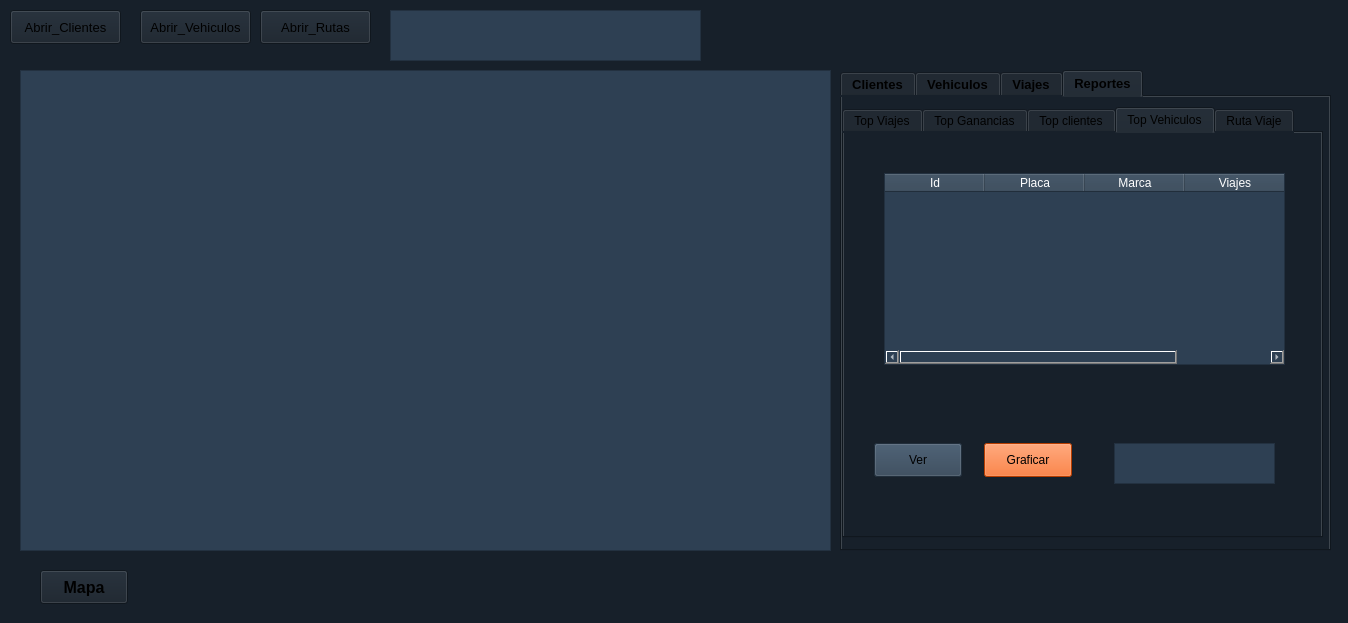
Before: the Qt Designer form Rapidito/interfaz/Interfaz.ui in Marco131-xel/Edd_Proyecto2, drawn with Qt 5.
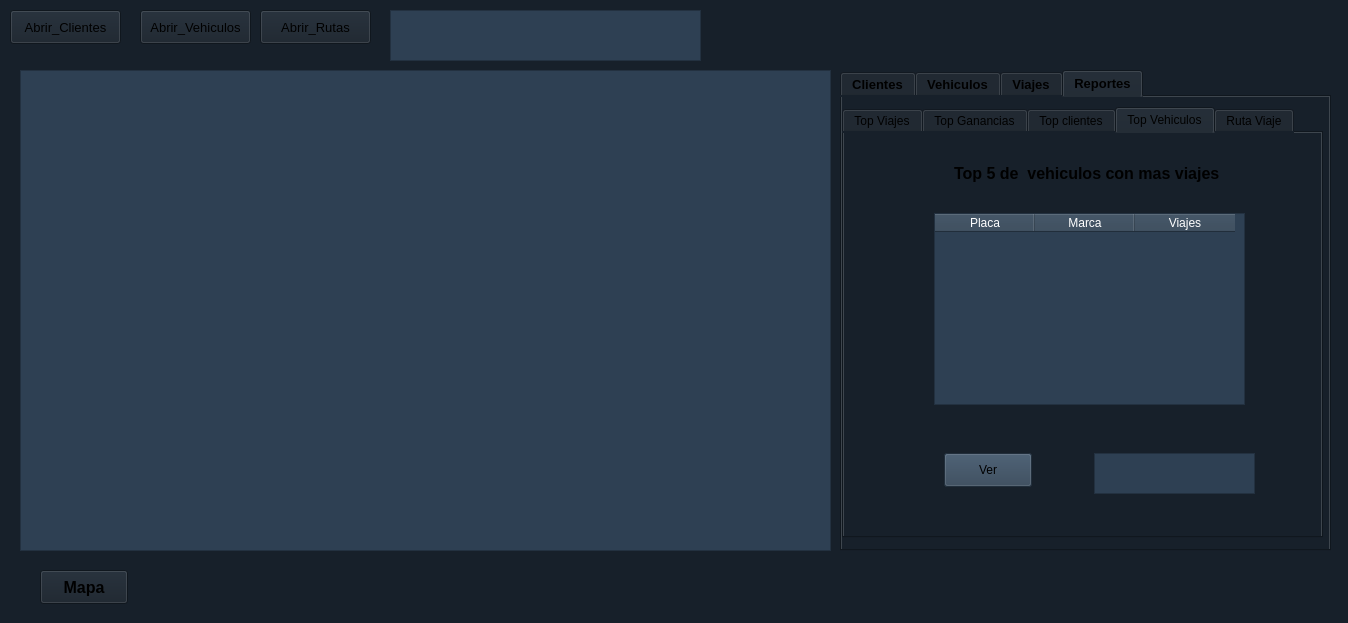
After: the same form once the commit is applied. The open tabs and pages were chosen to show the change.

Commit message: tabla clientes y vehiculos

The edit to the form file:
```diff
--- a/Rapidito/interfaz/Interfaz.ui
+++ b/Rapidito/interfaz/Interfaz.ui
@@ -1961,9 +1961,9 @@
        <widget class="QTableWidget" name="Table_vehiculos">
         <property name="geometry">
          <rect>
-          <x>40</x>
-          <y>40</y>
-          <width>401</width>
+          <x>90</x>
+          <y>80</y>
+          <width>311</width>
           <height>192</height>
          </rect>
         </property>
@@ -1971,11 +1971,6 @@
          <string notr="true">color: rgb(255, 255, 255);
 background-color: rgb(46, 64, 83);</string>
         </property>
-        <column>
-         <property name="text">
-          <string>Id</string>
-         </property>
-        </column>
         <column>
          <property name="text">
           <string>Placa</string>
@@ -1995,8 +1990,8 @@
        <widget class="QPushButton" name="BT_ver_topvehiculos">
         <property name="geometry">
          <rect>
-          <x>30</x>
-          <y>310</y>
+          <x>100</x>
+          <y>320</y>
           <width>88</width>
           <height>34</height>
          </rect>
@@ -2008,27 +2003,11 @@
          <string>Ver</string>
         </property>
        </widget>
-       <widget class="QPushButton" name="graficar_topvehiculos">
-        <property name="geometry">
-         <rect>
-          <x>140</x>
-          <y>310</y>
-          <width>88</width>
-          <height>34</height>
-         </rect>
-        </property>
-        <property name="styleSheet">
-         <string notr="true">background-color: rgb(255, 85, 0);</string>
-        </property>
-        <property name="text">
-         <string>Graficar</string>
-        </property>
-       </widget>
        <widget class="QTextEdit" name="estado_topvehiculos">
         <property name="geometry">
          <rect>
-          <x>270</x>
-          <y>310</y>
+          <x>250</x>
+          <y>320</y>
           <width>161</width>
           <height>41</height>
          </rect>
@@ -2038,6 +2017,26 @@
 background-color: rgb(46, 64, 83);</string>
         </property>
        </widget>
+       <widget class="QLabel" name="label_36">
+        <property name="geometry">
+         <rect>
+          <x>110</x>
+          <y>30</y>
+          <width>281</width>
+          <height>21</height>
+         </rect>
+        </property>
+        <property name="font">
+         <font>
+          <pointsize>12</pointsize>
+          <italic>false</italic>
+          <bold>true</bold>
+         </font>
+        </property>
+        <property name="text">
+         <string>Top 5 de  vehiculos con mas viajes</string>
+        </property>
+       </widget>
       </widget>
       <widget class="QWidget" name="tab_Top5">
        <attribute name="title">
```
Left out of the diff: 139 changed lines with no effect on the pictures. The commit also changes 17 other files.
